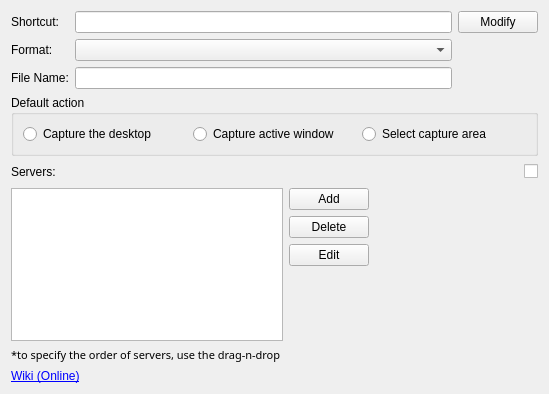
This is generic/screenshotplugin/optionswidget.ui in psi-im/plugins as Qt 5 draws it before an edit. The edited form follows.
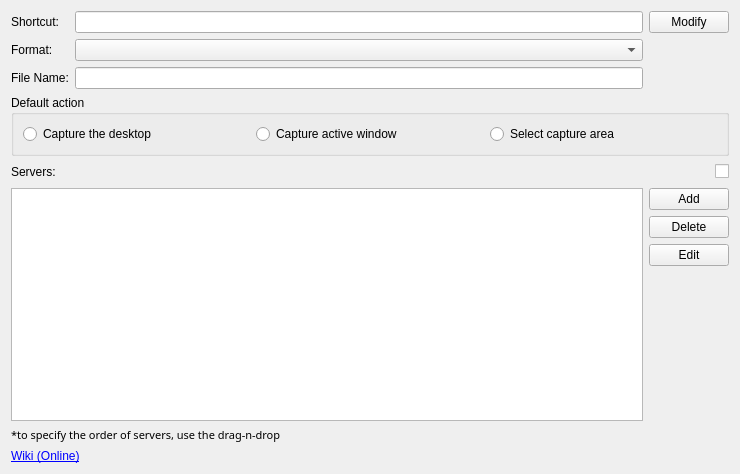
This is the edited form.

Diff of the .ui file:
```diff
--- a/generic/screenshotplugin/optionswidget.ui
+++ b/generic/screenshotplugin/optionswidget.ui
@@ -6,8 +6,8 @@
    <rect>
     <x>0</x>
     <y>0</y>
-    <width>549</width>
-    <height>394</height>
+    <width>740</width>
+    <height>474</height>
    </rect>
   </property>
   <property name="windowTitle">
@@ -205,19 +205,6 @@
        </item>
       </layout>
      </item>
-     <item>
-      <spacer name="horizontalSpacer_4">
-       <property name="orientation">
-        <enum>Qt::Horizontal</enum>
-       </property>
-       <property name="sizeHint" stdset="0">
-        <size>
-         <width>13</width>
-         <height>13</height>
-        </size>
-       </property>
-      </spacer>
-     </item>
     </layout>
    </item>
    <item>
```
